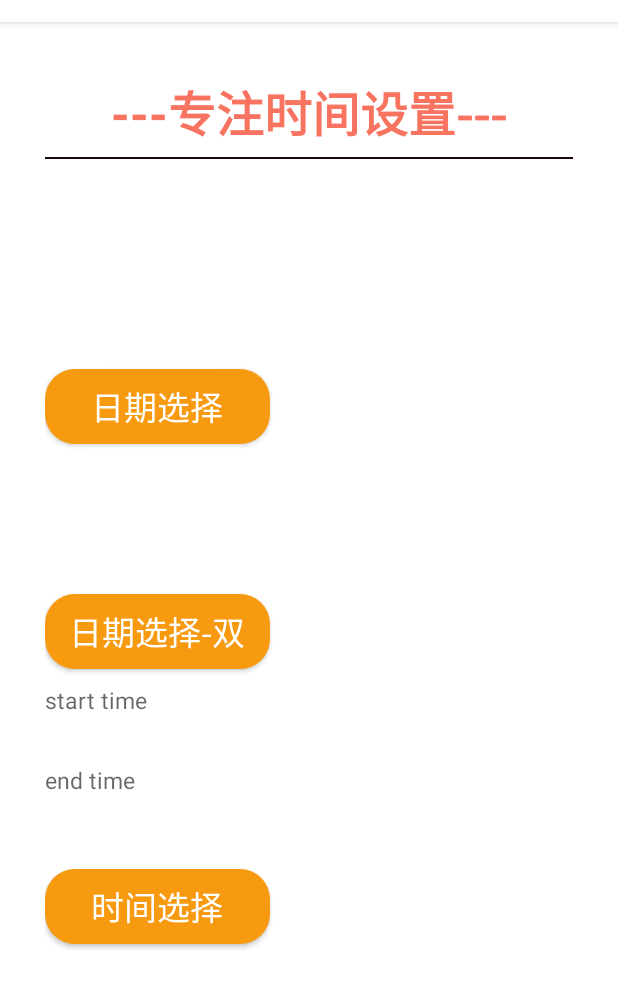
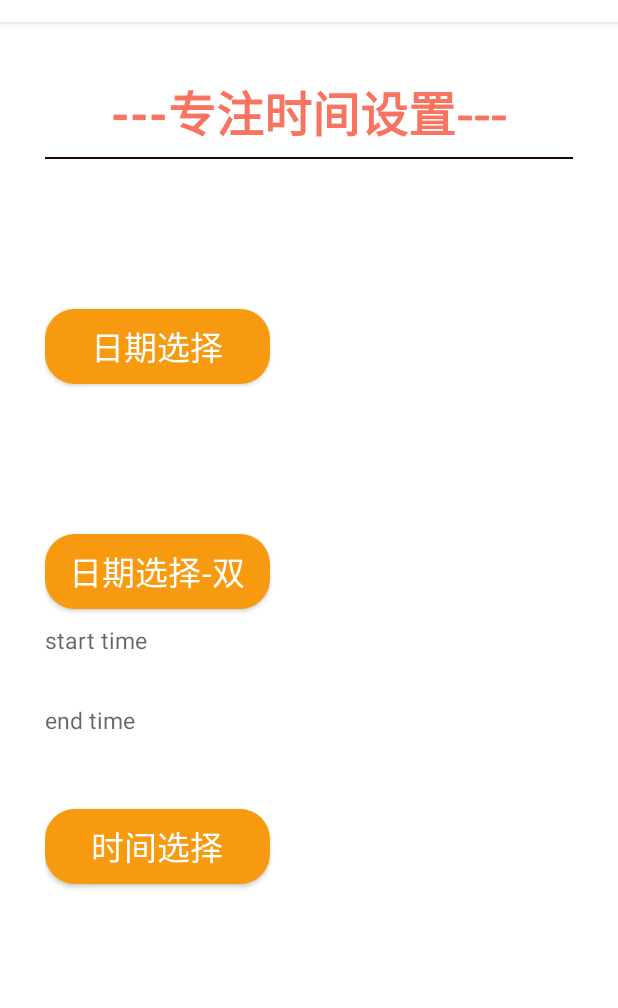
Before and after one commit to SongXingchen19/com.swufe.work, an Android app: the screen it shows after launch (MainActivity), on a phone screen of 412 x 824 dp, the part 62-1070 px from its top. Run offline under Robolectric (Android 15) with nearby library versions, the phone set to English and light mode, and no system bars.

Commit message:
activity_third2 界面设计（第3次） APP图标设定

```diff
--- a/app/src/main/AndroidManifest.xml
+++ b/app/src/main/AndroidManifest.xml
@@ -4,9 +4,9 @@
 
     <application
         android:allowBackup="true"
-        android:icon="@mipmap/ic_launcher"
+        android:icon="@mipmap/bg2"
         android:label="@string/app_name"
-        android:roundIcon="@mipmap/ic_launcher_round"
+        android:roundIcon="@mipmap/bg2"
         android:supportsRtl="true"
         android:theme="@style/AppTheme">
         <activity android:name=".ThirdActivity">
--- a/app/src/main/res/layout/activity_main.xml
+++ b/app/src/main/res/layout/activity_main.xml
@@ -33,7 +33,7 @@
         android:id="@+id/showdailog"
         android:layout_width="150dp"
         android:layout_height="50dp"
-        android:layout_marginTop="140dp"
+        android:layout_marginTop="100dp"
         android:textSize="22sp"
         android:textColor="#ffffff"
         android:background="@drawable/button_bg"/>
--- a/app/src/main/res/layout/activity_third.xml
+++ b/app/src/main/res/layout/activity_third.xml
@@ -6,6 +6,7 @@
     android:layout_height="match_parent"
     android:gravity="center_horizontal"
     android:orientation="vertical"
+    android:background="@color/colorPrimary"
     android:id="@+id/linearLayout"
     >
 
--- a/app/src/main/res/layout/activity_third2.xml
+++ b/app/src/main/res/layout/activity_third2.xml
@@ -4,7 +4,7 @@
     android:layout_height="match_parent"
     xmlns:tools="http://schemas.android.com/tools"
     android:orientation="vertical"
-    android:background="@color/colorBg"
+    android:background="@mipmap/bg1"
     xmlns:app="http://schemas.android.com/apk/res-auto"
     tools:context=".ThirdActivity">
 
```
Also changed, not shown: app/src/main/res/mipmap-xxhdpi/bg1.JPG (added), app/src/main/res/mipmap-xxhdpi/bg2.png (added).
